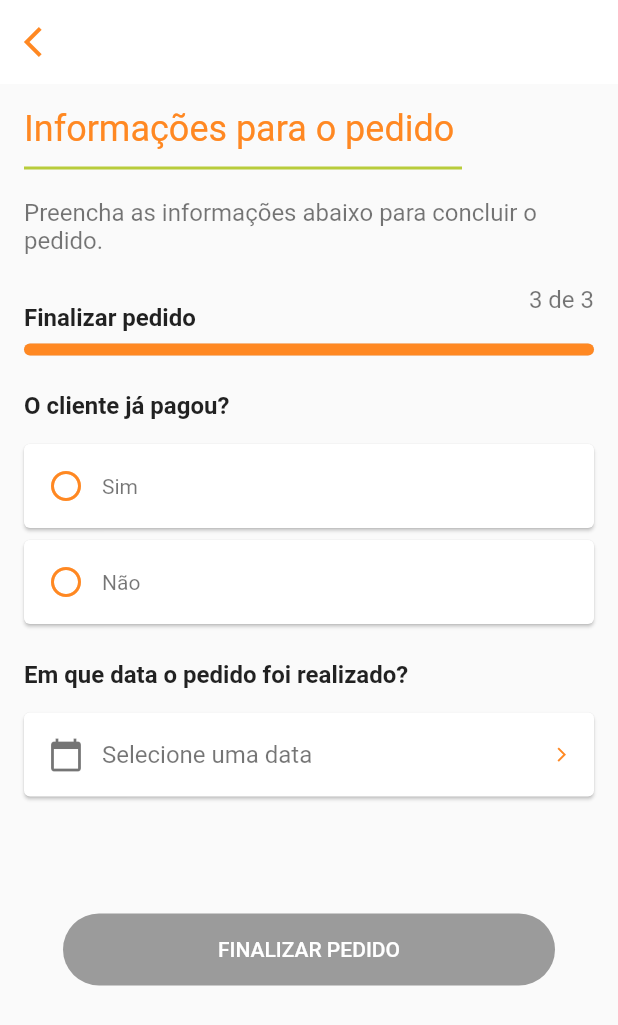
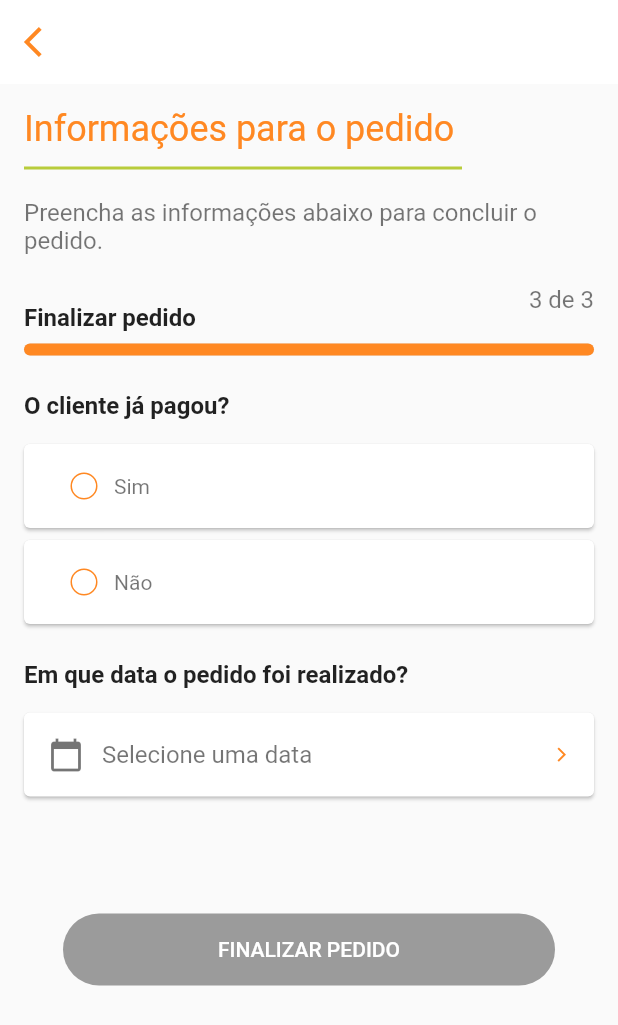
Before and after one commit to brunomendesdecarvalho/appetit-app, a Flutter app: the DateOfPaymentPage screen opened directly, on a phone screen of 412 x 824 dp. Shown: the top 1025 px of the screen. Run offline on Flutter 3.47's test engine with Material 2 defaults, Android fonts, the phone set to English and light mode, and no system bars; drawn by our look-alikes of flutter_animation_progress_bar; our stand-ins replace page_transition, reactive_forms; missing offline and left inert: flutter_material_pickers, group_list_view.

Commit message:
finished order's step 3 page

```diff
--- a/lib/screens/newOrderPage/new_order_page_date.dart
+++ b/lib/screens/newOrderPage/new_order_page_date.dart
@@ -1,20 +1,17 @@
+import 'dart:ui';
+
 import 'package:appetit/screens/endPage/order_finished.dart';
-import 'package:appetit/screens/homePage/components/button_to_new_order.dart';
 import 'package:appetit/screens/homePage/components/option_button.dart';
-import 'package:appetit/screens/newOrderPage/widgets/client_widget.dart';
 import 'package:appetit/screens/newOrderPage/components/progress_bar_and_text.dart';
 import 'package:appetit/utils/theme.dart';
 import 'package:appetit/utils/title_text.dart';
 import 'package:flutter/cupertino.dart';
 import 'package:flutter/material.dart';
-import 'package:flutter_form_builder/flutter_form_builder.dart';
 import 'package:flutter_material_pickers/helpers/show_date_picker.dart';
 import 'package:page_transition/page_transition.dart';
 import 'package:intl/intl.dart';
 
 import 'components/back_button.dart';
-import 'components/button_to_select_date.dart';
-import 'components/search.dart';
 
 class DateOfPaymentPage extends StatefulWidget {
   static String tag = 'date-of-payment-page';
@@ -26,6 +23,9 @@ class DateOfPaymentPage extends StatefulWidget {
 
 class _DateOfPaymentPageState extends State<DateOfPaymentPage> {
   DateTime date = DateTime.now().subtract(Duration(days:1));
+  bool yesIsChecked = false;
+  bool noIsChecked = false;
+
   @override
   Widget build(BuildContext context) {
     return Scaffold(
@@ -47,10 +47,88 @@ class _DateOfPaymentPageState extends State<DateOfPaymentPage> {
                   )
               ),
             ),
+            Card(
+              margin: EdgeInsets.only(left: 16, right: 16),
+              elevation: 1,
+                child: Column(
+                  mainAxisSize: MainAxisSize.min,
+                  children: <Widget>[
+                    ListTile(
+                    // leading: Icon(Icons.circle_outlined, color: Color(0xFFFF8822)),
+                    leading: Checkbox(
+                      checkColor: Colors.white,
+                      value: yesIsChecked,
+                      onChanged: (bool? value) {
+                        if(!noIsChecked) {
+                          setState(() {
+                            yesIsChecked = value!;
+                          });
+                        } else if (noIsChecked) {
+                          setState(() {
+                            noIsChecked = !noIsChecked;
+                            yesIsChecked = value!;
+                          });
+                        }
+                      },
+                      shape: CircleBorder(),
+                      side: BorderSide(color: getCorTema())
+                    ),
+                    title: Transform.translate(
+                      offset: Offset(-20, 0),
+                      child: Text(
+                        'Sim',
+                        style: TextStyle(
+                          fontSize: 14.0,
+                          color: Colors.black54
+                          ),
+                        ),
+                      ),
+                    ),
+                  ],
+                ),
+            ),
+            SizedBox(height: 8.0,),
+            Card(
+              margin: EdgeInsets.only(left: 16, right: 16),
+              elevation: 1,
+              child: Column(
+                mainAxisSize: MainAxisSize.min,
+                children: <Widget>[
+                  ListTile(
+                    // leading: Icon(Icons.circle_outlined, color: Color(0xFFFF8822)),
+                    leading: Checkbox(
+                      checkColor: Colors.white,
+                      value: noIsChecked,
+                      onChanged: (bool? value) {
+                        if(!yesIsChecked) {
+                          setState(() {
+                            noIsChecked = value!;
+                          });
+                        } else if (yesIsChecked) {
+                          setState(() {
+                            yesIsChecked = !yesIsChecked;
+                            noIsChecked = value!;
+                          });
+                        }
+                      },
+                      shape: CircleBorder(),
+                      side: BorderSide(color: getCorTema())
+                    ),
+                    title: Transform.translate(
+                      offset: Offset(-20, 0),
+                      child: Text(
+                        'Não',
+                        style: TextStyle(
+                            fontSize: 14.0,
+                            color: Colors.black54
+                        ),
+                      ),
+                    ),
+                  ),
+                ],
+              ),
+            ),
 
-            OptionButton(context, 'Sim'),
-            SizedBox(height: 8.0,),
-            OptionButton(context, 'Não'),
             Container(
               alignment: Alignment.centerLeft,
               padding: EdgeInsets.only(left: 16.0, top: 24.0, bottom: 16.0),
@@ -101,7 +179,7 @@ class _DateOfPaymentPageState extends State<DateOfPaymentPage> {
                 shape: RoundedRectangleBorder(
                   borderRadius: BorderRadius.circular(24),
                 ),
-                onPressed: (date.isBefore(DateTime.now())) ? null : () => {
+                onPressed: (date.isBefore(DateTime.now()) && (!yesIsChecked || !noIsChecked)) ? null : () => {
                   Navigator.push(
                       context,
                       PageTransition(
```
Also changed, not shown: lib/screens/homePage/components/option_button.dart (+11 -1 lines), lib/screens/newOrderPage/components/button_to_select_date.dart (deleted, +0 -33 lines).
